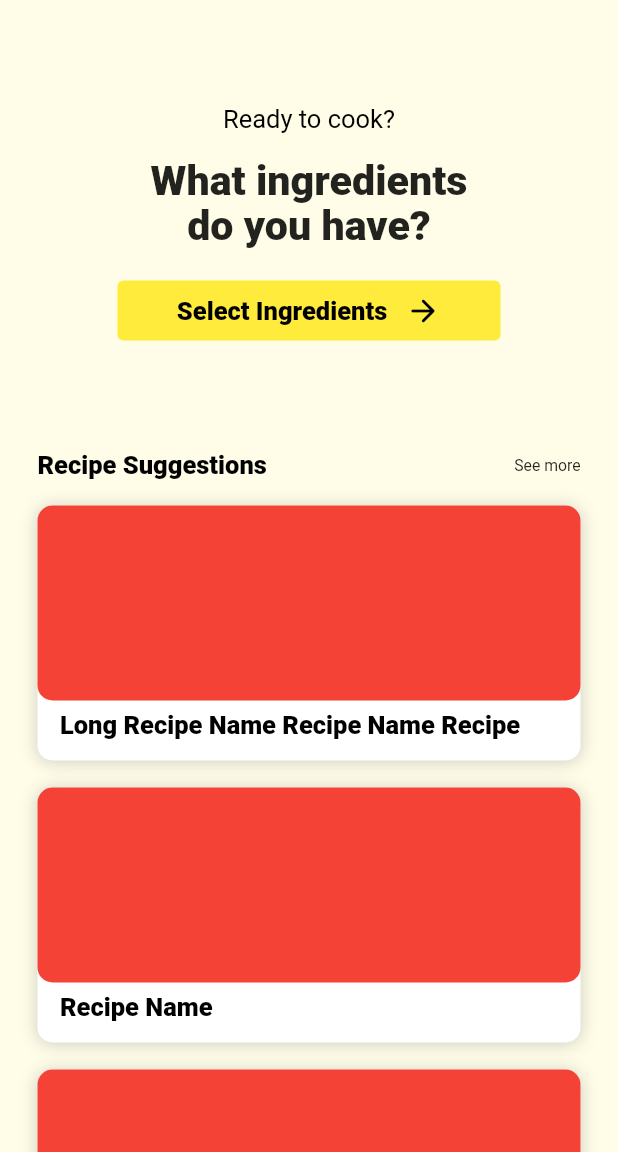
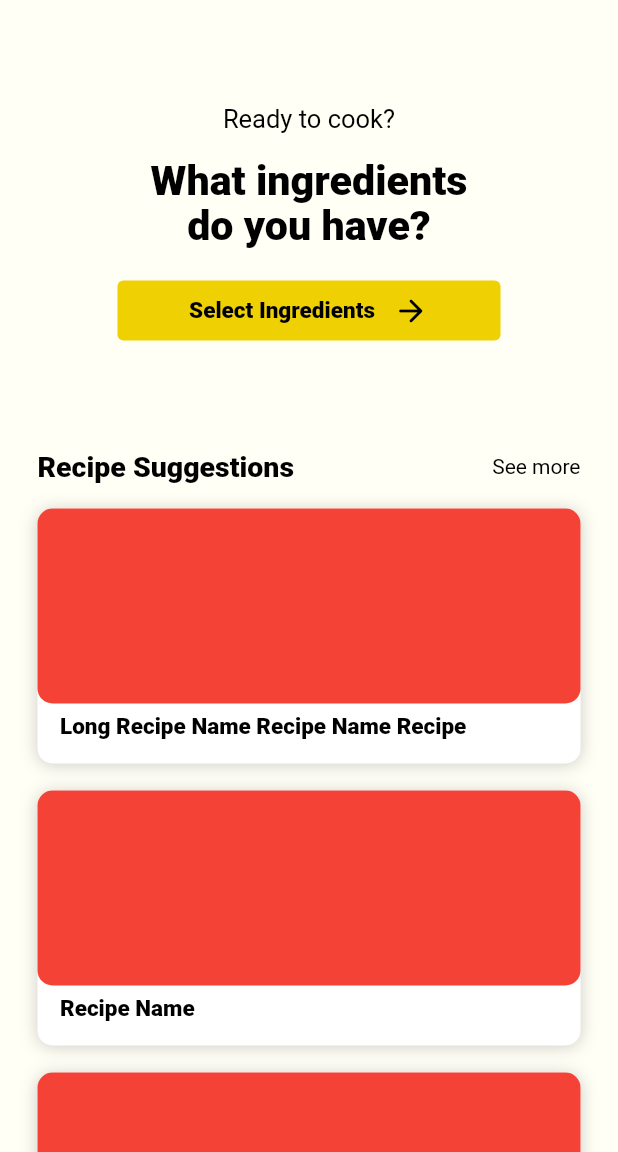
Before and after one commit to Alessa-Gillespie/Kusina-App, a Flutter app: the screen it shows after launch, on a phone screen of 412 x 824 dp, the part 84-1236 px from its top. Run offline on Flutter 3.47's test engine with Material 2 defaults, Android fonts, the phone set to English and light mode, and no system bars.

Commit message:
1. created styles.dart 2. refactored const variables in home page, recipe_block.dart, rounded_button.dart

```diff
--- a/lib/recipe_block.dart
+++ b/lib/recipe_block.dart
@@ -1,19 +1,21 @@
 //TODO: make recipe block responsive to text length (text height changes but image height stays the same)
 import 'package:flutter/material.dart';
+import 'package:kusina_app_v3/styles.dart';
 
 //style from home page screen
+/*
 const kNormalBoldTextStyle = TextStyle(
   fontSize: 16.99,
   color: Colors.black,
   fontWeight: FontWeight.w800,
 );
-
+*/
 class RecipeBlock extends StatelessWidget {
   RecipeBlock({required this.child, required this.text, this.onPress, this.color});
 
-  final String? text;
-  final Color? color;
-  final Widget child;
+  final String? text; //recipe name text
+  final Color? color; //block color
+  final Widget child; //image
   final Function()? onPress;
 
   @override
@@ -24,7 +26,7 @@ class RecipeBlock extends StatelessWidget {
           height: 170,
           margin: EdgeInsets.only(bottom: 18),
           decoration: BoxDecoration(
-              color: color,
+              color: color, //block color
               borderRadius: BorderRadius.circular(10.0),
               boxShadow:  [
                 BoxShadow(
@@ -37,12 +39,12 @@ class RecipeBlock extends StatelessWidget {
           child: Column(
             crossAxisAlignment: CrossAxisAlignment.start,
             children: [
-              child,
+              child, //image
               Padding(
                 padding: const EdgeInsets.fromLTRB(15,6,15,6),
                 child: Text(
-                  text!,
-                  style: kNormalBoldTextStyle,
+                  text!, //recipe name text
+                  style: kRecipeBlockTextTextStyle,
                 ),
               ),
             ],
--- a/lib/rounded_button.dart
+++ b/lib/rounded_button.dart
@@ -1,18 +1,19 @@
 import 'package:flutter/material.dart';
-
+import 'package:kusina_app_v3/styles.dart';
+/*
 const kButtonTextStyle = TextStyle(
   fontSize: 16.99,
   fontWeight: FontWeight.w800,
   color: Colors.black,
 );
-
+*/
 class RoundedButton extends StatelessWidget {
   RoundedButton({ required this.text, this.icon, this.onPress, this.color});
 
   final String? text;
   final IconData? icon;
   final Function()? onPress;
-  final Color? color;
+  final Color? color; //button color
 
   @override
   Widget build(BuildContext context) {
@@ -22,21 +23,21 @@ class RoundedButton extends StatelessWidget {
         onPressed: onPress,
         style: TextButton.styleFrom(
           //button color
-          backgroundColor: color,
+          backgroundColor: color, //button color
         ),
         child: Row(
           mainAxisAlignment: MainAxisAlignment.center,
           children: [
             Text(
                 text!, //button text
-                style: kButtonTextStyle
+                style: kMiddleButtonText,
             ),
             SizedBox(
               width: 12,
             ),
             Icon(
               icon, //button icon at the right
-              color: Colors.black,
+              color: kTextColor,
             ),
           ],
         ),
--- a/lib/screens/home_page_screen.dart
+++ b/lib/screens/home_page_screen.dart
@@ -2,41 +2,15 @@ import 'package:flutter/material.dart';
 import 'package:kusina_app_v3/recipe_block.dart';
 import 'package:kusina_app_v3/rounded_button.dart';
 import 'package:kusina_app_v3/routes//app_routes.dart';
-
-//for headings etc.
-const kBigBoldTextStyle = TextStyle(
-  fontSize: 27.49,
-  fontWeight: FontWeight.w800,
-  height: 1.1,
-);
-
-//default font size and weight
-const kNormalTextStyle = TextStyle(
-  fontSize: 16.99,
-  color: Colors.black,
-);
-
-const kNormalBoldTextStyle = TextStyle(
-  fontSize: 16.99,
-  color: Colors.black,
-  fontWeight: FontWeight.w800,
-);
-
-const kSeeMoreTextStyle = TextStyle(
-  fontSize: 10.5,
-);
-
-//background color
-const backgroundColor = Color(0xFFFFFDE7);
+import 'package:kusina_app_v3/styles.dart';
 
 const spaceBetweenTextAndBlock = 17;
-
 const spaceBetweenRecipeBlocks = 18;
 
+/*
 const kInactiveButtonColor = Colors.yellow;
-
 const kActiveButtonColor = Colors.black;
-
+*/
 class HomePageScreen extends StatefulWidget {
   @override
   _HomePageScreenState createState() => _HomePageScreenState();
@@ -60,7 +34,7 @@ class _HomePageScreenState extends State<HomePageScreen> {
   @override
   Widget build(BuildContext context) {
     return Scaffold(
-      backgroundColor: backgroundColor,
+      backgroundColor: kBackgroundColor,
       appBar: AppBar(
         //TODO: edit the header (add color, change font style)
         title: Text('Kusina'),
@@ -76,13 +50,15 @@ class _HomePageScreenState extends State<HomePageScreen> {
                 children: <Widget>[
                   Text(
                     'Ready to cook?',
-                    style: kNormalTextStyle,
+                    style: kBodyTextStyle,
                   ),
                   SizedBox(
                     height: 17,
                   ),
                   Text('What ingredients \ndo you have?',
-                      textAlign: TextAlign.center, style: kBigBoldTextStyle),
+                      textAlign: TextAlign.center,
+                      style: kHeading1TextStyle,
+                  ),
                   SizedBox(
                     height: 17,
                   ),
@@ -90,8 +66,8 @@ class _HomePageScreenState extends State<HomePageScreen> {
                     text: 'Select Ingredients',
                     icon: Icons.arrow_forward_rounded,
                     color: isButtonPressed == false
-                        ? kInactiveButtonColor
-                        : kActiveButtonColor,
+                        ? kInactiveFilledButtonColor
+                        : kActiveFilledButtonColor,
                     onPress: () {
                       Navigator.pushNamed(context, AppRoutes.ingredientsPageScreen);
                     },
@@ -110,9 +86,9 @@ class _HomePageScreenState extends State<HomePageScreen> {
                     children: <Text>[
                       Text(
                         'Recipe Suggestions',
-                        style: kNormalBoldTextStyle,
+                        style: kBodyBoldTextStyle,
                       ),
-                      Text('See more', style: kSeeMoreTextStyle),
+                      Text('See more', style: kSmallTextStyle),
                     ],
                   ),
                   SizedBox(
@@ -124,7 +100,7 @@ class _HomePageScreenState extends State<HomePageScreen> {
                     text:
                         'Long Recipe Name Recipe Name Recipe',
                     //recipe's name
-                    color: Colors.white,
+                    color: kBlockColor,
                     onPress: () {
                       //TODO: direct to recipe instruction page
                     },
@@ -132,7 +108,7 @@ class _HomePageScreenState extends State<HomePageScreen> {
                   RecipeBlock(
                     child: placeholder,
                     text: 'Recipe Name',
-                    color: Colors.white,
+                    color: kBlockColor,
                     onPress: () {
                       //TODO: direct to recipe instruction page
                     },
@@ -140,7 +116,7 @@ class _HomePageScreenState extends State<HomePageScreen> {
                   RecipeBlock(
                     child: placeholder,
                     text: 'Recipe Name',
-                    color: Colors.white,
+                    color: kBlockColor,
                     onPress: () {
                       //TODO: direct to recipe instruction page
                     },
--- /dev/null
+++ b/lib/styles.dart
@@ -0,0 +1,93 @@
+import 'package:flutter/material.dart';
+
+//COLORS
+const kActiveFilledButtonColor = Color(0xFFF5BD1F);
+const kAppBar = Color(0xFFFFFCE7);
+const kBackgroundColor = Color(0xFFFFFFF5);
+const kBlockColor = Colors.white;
+const kMainColor = Color(0xFFEFD003);
+const kNavBarTextColor = Color(0xFFE1D78F);
+const kTextColor = Colors.black;
+
+const kActiveIngredientButtonColor = kMainColor;
+const kInactiveFilledButtonColor = kMainColor;
+const kRecipeSubheadingColor = kMainColor;
+const kEmptyPageTextColor = kNavBarTextColor;
+
+//TEXT STYLES
+const kBodyTextStyle = TextStyle(
+  fontSize: 17,
+  color: kTextColor,
+);
+
+const kBodyBoldTextStyle = TextStyle(
+  fontSize: 19,
+  fontWeight: FontWeight.w800,
+  color: kTextColor,
+);
+
+const kEmptyPageTextTextStyle = TextStyle(
+  fontSize: 21.76,
+  color: kEmptyPageTextColor,
+);
+
+const kHeading1TextStyle = TextStyle(
+  fontSize: 27.49,
+  fontWeight: FontWeight.w800,
+  height: 1.1, //line height
+  color: kTextColor,
+);
+
+const kHeading2TextStyle = TextStyle(
+  fontSize: 19,
+  color: kTextColor,
+);
+
+const kNavBarTextTextStyle = TextStyle(
+  fontSize: 9.13,
+  color: kTextColor,
+);
+
+const kRecipeBlockTextTextStyle = TextStyle(
+  fontSize: 15,
+  fontWeight: FontWeight.w800,
+  color: kTextColor,
+);
+
+const kRecipeInstrucSubheadingTextStyle = TextStyle(
+  fontSize: 17,
+  fontWeight: FontWeight.w800,
+  color: kRecipeSubheadingColor,
+);
+
+const kSmallTextStyle = TextStyle(
+  fontSize: 14,
+  color: kTextColor,
+);
+
+const kSmallBoldTextStyle = TextStyle(
+  fontSize: 14,
+  fontWeight: FontWeight.w800,
+  color: kTextColor,
+);
+
+//BUTTON TEXT TEXTSTYLES
+const kBottomButtonText = TextStyle(
+  fontSize: 20,
+  fontWeight: FontWeight.w800,
+  color: kTextColor,
+);
+
+const kMiddleButtonText = TextStyle(
+  fontSize: 15,
+  fontWeight: FontWeight.w800,
+  color: kTextColor,
+);
+
+const kIngredientButtonText = kMiddleButtonText;
+
+const kFilterButtonText = TextStyle(
+  fontSize: 13.69,
+  fontWeight: FontWeight.w800,
+  color: kTextColor,
+);
```
Also changed, not shown: pubspec.lock.
